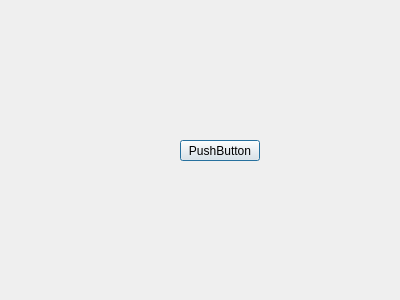
karolg89/QtModelViewTest1_repo, file dialog.ui: the form before one commit.
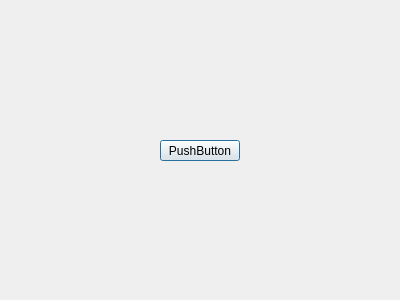
The form after the commit.

Patch:
```diff
--- a/dialog.ui
+++ b/dialog.ui
@@ -16,7 +16,7 @@
   <widget class="QPushButton" name="pushButton">
    <property name="geometry">
     <rect>
-     <x>180</x>
+     <x>160</x>
      <y>140</y>
      <width>80</width>
      <height>21</height>
```
